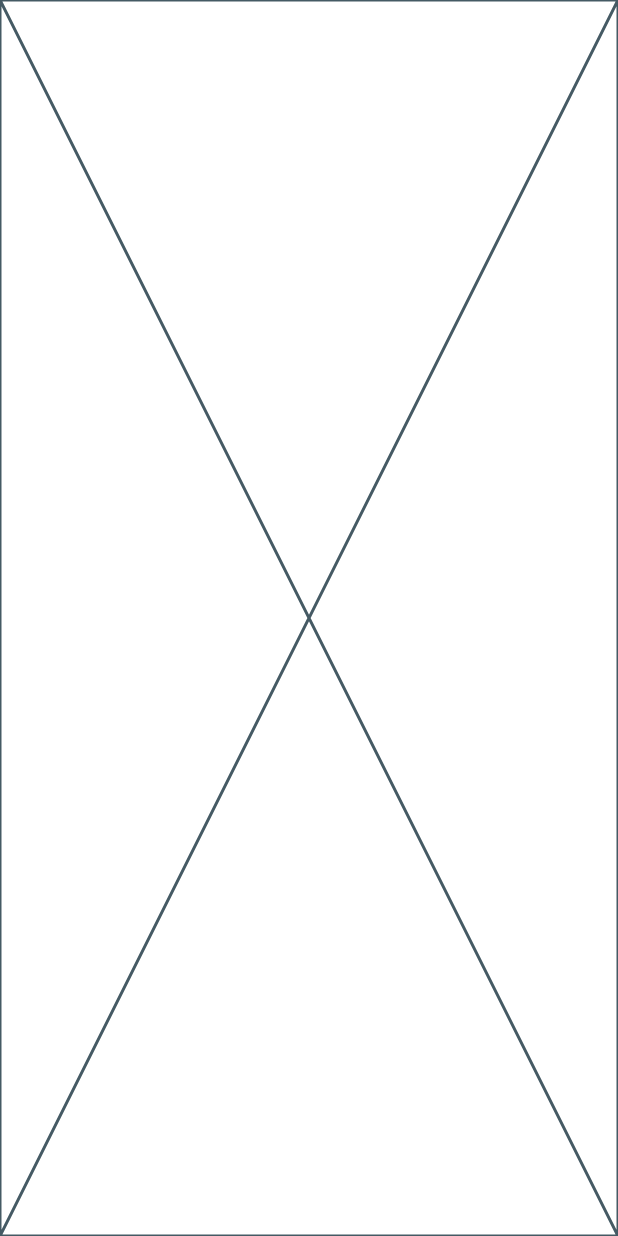
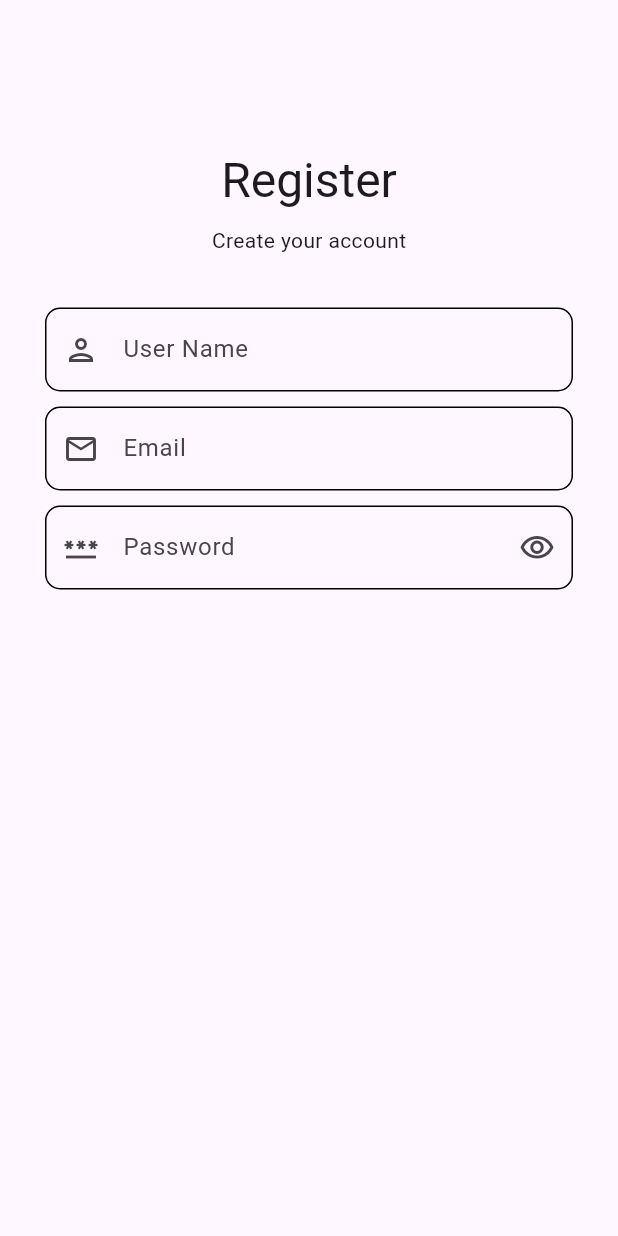
Before and after one commit to Sainathhiwale/flutterapps, a Flutter app: the screen it shows after launch, after a tap on "Sign Up", on a phone screen of 412 x 824 dp. Run offline on Flutter 3.47's test engine with Material 3 defaults, Android fonts, the phone set to English and light mode, and no system bars; our stand-ins replace fluttertoast, sqflite; accounts and stored records are empty; network calls fail.

Commit message:
register screen design.

```diff
--- a/lib/domain_layer/database_helper.dart
+++ b/lib/domain_layer/database_helper.dart
@@ -51,12 +51,15 @@ class DatabaseHelper {
   }
 }
 
+
+
 extension UserExtension on User {
   Map<String, dynamic> toMap() => {'username': username, 'password': password};
 
   static User fromMap(Map<String, dynamic> map) => User(
         id: map['id'] as int,
         username: map['username'] as String,
+      useremail: map['useremail'] as String,
         password: map['password'] as String,
       );
 }
--- a/lib/domain_layer/login_repository.dart
+++ b/lib/domain_layer/login_repository.dart
@@ -21,5 +21,8 @@ class LoginRepository{
   Future<void> register(User user) async {
     await databaseHelper.insertUser(user);
   }
+  Future<User?>getUserDetails(String username, String email) async{
+    final user = await databaseHelper.getUser(username);
+  }
 
 }
--- a/lib/models/user.dart
+++ b/lib/models/user.dart
@@ -2,16 +2,18 @@
 class User {
   int id;
   final String username;
+  final String useremail;
   final String password;
 
-  User({ required this.id, required this.username, required this.password});
+  User({ required this.id, required this.username, required this.useremail ,required this.password});
 
   // Add methods for serialization/deserialization
-  Map<String, dynamic> toMap() => {'username': username, 'password': password};
+  Map<String, dynamic> toMap() => {'username': username, 'useremail': useremail, 'password': password};
 
   static User fromMap(Map<String, dynamic> map) => User(
     id: map['id'] as int,
     username: map['username'] as String,
+    useremail: map['useremail'] as String,
     password: map['password'] as String,
   );
 }
--- a/lib/presentation_layer/register_screen.dart
+++ b/lib/presentation_layer/register_screen.dart
@@ -1,4 +1,6 @@
 import 'package:flutter/material.dart';
+import 'package:flutterapps/domain_layer/database_helper.dart';
+import 'package:flutterapps/domain_layer/login_repository.dart';
 
 class RegisterScreen extends StatefulWidget {
   const RegisterScreen({super.key});
@@ -31,8 +33,122 @@ class SignUpPageUI extends StatefulWidget {
 }
 
 class _SignUpPageUIState extends State<SignUpPageUI> {
+  final GlobalKey<FormState> _formKey = GlobalKey();
+  final FocusNode _focusNodeEmail = FocusNode();
+  final FocusNode _focusNodePassword = FocusNode();
+  bool _obscurePassword = true;
+
+  final TextEditingController _controllerUsername = TextEditingController();
+  final TextEditingController _controllerEmail = TextEditingController();
+  final TextEditingController _controllerPassword = TextEditingController();
+  final loginRepository = LoginRepository(databaseHelper: DatabaseHelper());
+
   @override
   Widget build(BuildContext context) {
-    return const Placeholder();
+    return Scaffold(
+     // backgroundColor: Theme.of(context).colorScheme.primaryContainer,
+      body: Form(
+        key: _formKey,
+        child: SingleChildScrollView(
+          padding: const EdgeInsets.symmetric(horizontal: 30.0),
+          child: Column(
+            children: [
+              const SizedBox(height: 100),
+              Text(
+                "Register",
+                style: Theme.of(context).textTheme.headlineLarge,
+              ),
+              const SizedBox(height: 10),
+              Text(
+                "Create your account",
+                style: Theme.of(context).textTheme.bodyMedium,
+              ),
+              const SizedBox(height: 35),
+              TextFormField(
+                controller: _controllerUsername,
+                keyboardType: TextInputType.name,
+                decoration: InputDecoration(
+                  labelText: "User Name",
+                  prefixIcon: const Icon(Icons.person_outlined),
+                  border: OutlineInputBorder(
+                    borderRadius: BorderRadius.circular(10),
+                  ),
+                  enabledBorder: OutlineInputBorder(
+                    borderRadius: BorderRadius.circular(10)
+                  ),
+                ),
+                validator: (String? value){
+                  if(value == null || value.isEmpty){
+                    return 'Please Enter User Name!';
+                  }else{
+                    return "Username is already registered.";
+                  }
+                  return null;
+                },
+                onEditingComplete: ()=>_focusNodeEmail.requestFocus(),
+              ),
+              const SizedBox(height: 10),
+              TextFormField(
+                controller: _controllerEmail,
+                keyboardType: TextInputType.emailAddress,
+                decoration: InputDecoration(
+                  labelText: "Email",
+                  prefixIcon: const Icon(Icons.email_outlined),
+                  border: OutlineInputBorder(
+                    borderRadius: BorderRadius.circular(10)
+                  ),
+                  enabledBorder: OutlineInputBorder(
+                    borderRadius: BorderRadius.circular(10)
+                  ),
+                ),
+                validator: (String? value){
+                  if(value == null || value.isEmpty){
+                    return 'Please Enter the Email Address!';
+                  }else if(!value.contains('@') && value.contains('.')){
+                    return 'Invalid Email';
+                  }
+                  return null;
+                },
+                onEditingComplete: ()=> _focusNodePassword.requestFocus(),
+              ),
+              const SizedBox(height: 10),
+              TextFormField(
+                controller: _controllerPassword,
+                obscureText: _obscurePassword,
+                focusNode: _focusNodePassword,
+                keyboardType: TextInputType.visiblePassword,
+                decoration: InputDecoration(
+                  labelText: "Password",
+                  prefixIcon: const Icon(Icons.password_outlined),
+                  suffixIcon: IconButton(
+                      onPressed: () {
+                        setState(() {
+                          _obscurePassword = !_obscurePassword;
+                        });
+                      },
+                      icon: _obscurePassword
+                          ? const Icon(Icons.visibility_outlined)
+                          : const Icon(Icons.visibility_off_outlined)),
+                  border: OutlineInputBorder(
+                    borderRadius: BorderRadius.circular(10),
+                  ),
+                  enabledBorder: OutlineInputBorder(
+                    borderRadius: BorderRadius.circular(10),
+                  ),
+                ),
+                validator: (String? value) {
+                  if (value == null || value.isEmpty) {
+                    return "Please enter password.";
+                  } else if (value.length < 8) {
+                    return "Password must be at least 8 character.";
+                  }
+                  return null;
+                },
+              ),
+            ],
+          ),
+         ),
+        )
+    );
   }
 }
```
